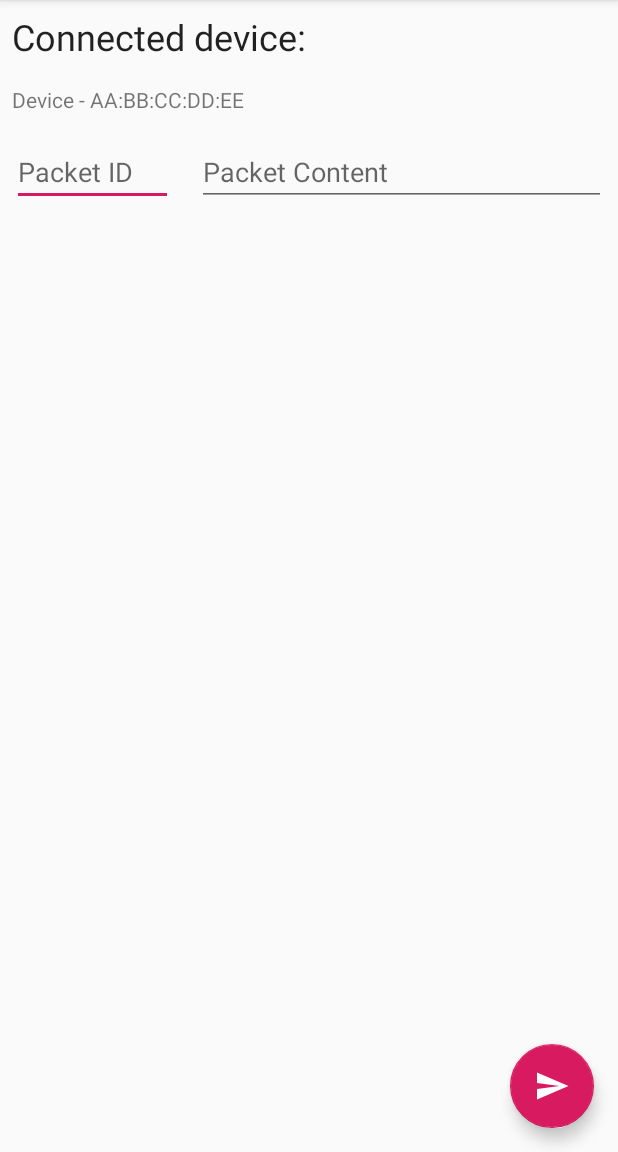
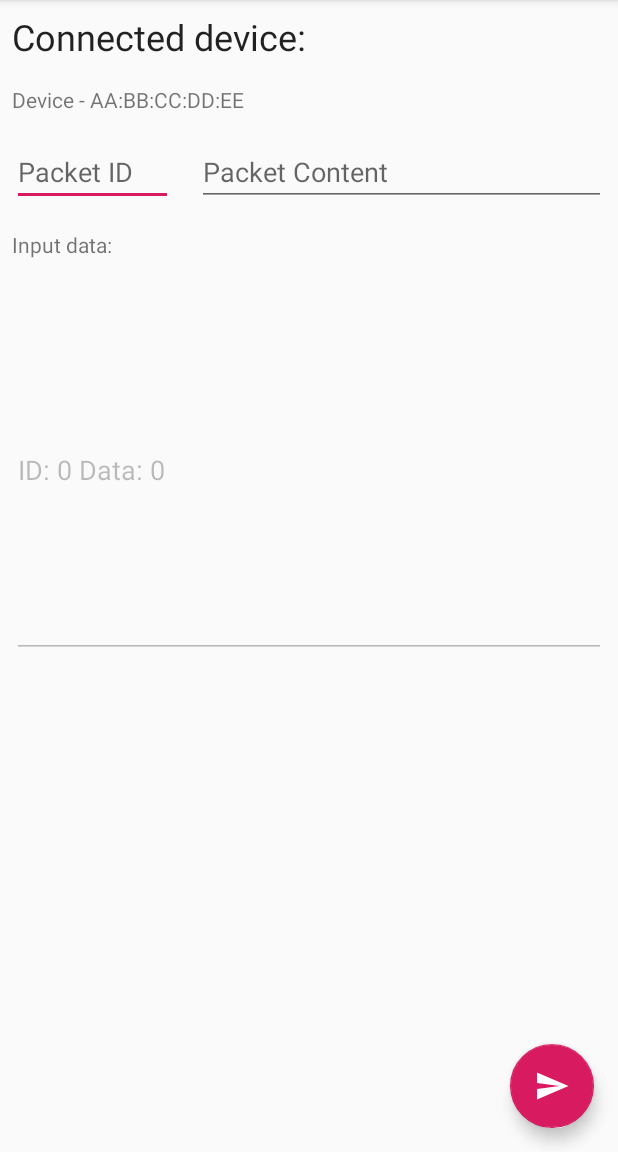
Before and after one commit to mads256c/AirballoonController, an Android app: the ControlDeviceActivity screen opened directly, with no data from a screen before it, on a phone screen of 412 x 824 dp, the part 84-1236 px from its top. Run offline under Robolectric (Android 15) with nearby library versions, the phone set to English and light mode, and no system bars; network calls fail; 8 statements that could not run were skipped.

Commit message:
meme big boi

```diff
--- a/app/src/main/java/com/aatg/elev/bluetoothdebugger/ControlDeviceActivity.java
+++ b/app/src/main/java/com/aatg/elev/bluetoothdebugger/ControlDeviceActivity.java
@@ -3,16 +3,22 @@ package com.aatg.elev.bluetoothdebugger;
 import android.bluetooth.BluetoothDevice;
 import android.bluetooth.BluetoothSocket;
 import android.content.Intent;
+import android.os.CountDownTimer;
+import android.os.Handler;
+import android.os.Looper;
 import android.support.design.widget.FloatingActionButton;
 import android.support.design.widget.Snackbar;
 import android.support.v7.app.AppCompatActivity;
 import android.os.Bundle;
+import android.text.Editable;
+import android.text.TextWatcher;
 import android.view.View;
 import android.widget.EditText;
 import android.widget.TextView;
 import android.widget.Toast;
 
 import java.io.IOException;
+import java.io.InputStream;
 import java.io.OutputStream;
 import java.util.ArrayList;
 import java.util.UUID;
@@ -23,10 +29,18 @@ public class ControlDeviceActivity extends AppCompatActivity {
 
     private EditText packetIdEditText;
     private EditText packetContentEditText;
+    private EditText inputEditText;
 
     private BluetoothDevice device;
     private BluetoothSocket socket;
     private OutputStream outputStream;
+    private ConnectedThread connectedThread;
+
+    private Handler bluetoothHandler;
+
+    private CountDownTimer countDownTimer;
+
+    private StringBuilder recDataString = new StringBuilder();
 
     private static final UUID MY_UUID = UUID.fromString("00001101-0000-1000-8000-00805F9B34FB");
 
@@ -42,11 +56,43 @@ public class ControlDeviceActivity extends AppCompatActivity {
                 Snackbar.make(view, "Sending packet", Snackbar.LENGTH_SHORT)
                         .setAction("Action", null).show();
 
-            sendPacket(Byte.parseByte(packetIdEditText.getText().toString()), Long.parseLong(packetContentEditText.getText().toString()));
+            sendPacket((byte)Integer.parseInt(packetIdEditText.getText().toString(), 16), Long.parseLong(packetContentEditText.getText().toString()));
             }
         });
         packetIdEditText = findViewById(R.id.editTextPacketId);
+
+        //Assign a TextWatcher to the EditText
+        packetIdEditText.addTextChangedListener(new TextWatcher()
+        {
+            @Override
+            public void onTextChanged(CharSequence s, int start, int before, int count){}
+
+            @Override
+            public void beforeTextChanged(CharSequence s, int start, int count,int after){}
+
+            //Right after the text is changed
+            @Override
+            public void afterTextChanged(Editable s)
+            {
+                //Store the text on a String
+                String text = s.toString();
+
+                //Get the length of the String
+                int length = s.length();
+
+                /*If the String length is bigger than zero and it's not
+                composed only by the following characters: A to F and/or 0 to 9 */
+                if(!text.matches("[a-fA-F0-9]+") && length > 0)
+                {
+                    //Delete the last character
+                    s.delete(length - 1, length);
+                }
+            }
+        });
+
         packetContentEditText = findViewById(R.id.editTextPacketContent);
+
+        inputEditText = findViewById(R.id.editTextInput);
 
         TextView deviceView = findViewById(R.id.textViewDevice);
 
@@ -56,6 +102,38 @@ public class ControlDeviceActivity extends AppCompatActivity {
         deviceView.setText(device.getName() + " - " + device.getAddress());
 
         connect();
+
+
+
+        bluetoothHandler = new Handler() {
+            public void handleMessage(android.os.Message msg) {
+                inputEditText.setText((String)msg.obj);
+
+            }
+        };
+
+//        InputStream stream = null;
+//        try {
+//            stream = socket.getInputStream();
+//        } catch (IOException e) {
+//            e.printStackTrace();
+//        }
+//
+//        while(true)
+//        {
+//            try {
+//
+//                int t = stream.read();
+//
+//                int i = stream.read();
+//
+//            } catch (IOException e) {
+//                e.printStackTrace();
+//            }
+//        }
+
+        connectedThread = new ConnectedThread(socket);
+        connectedThread.start();
     }
 
     private void connect()
@@ -89,8 +167,6 @@ public class ControlDeviceActivity extends AppCompatActivity {
             toast.show();
             finish();
         }
-
-
     }
 
     private void sendPacket(byte id, long content)
@@ -110,6 +186,7 @@ public class ControlDeviceActivity extends AppCompatActivity {
         //bytes[9] = (byte) ((content >> 64) & 0xFF);
 
         try {
+            outputStream.write(0xFF);
             outputStream.write(bytes);
         }
         catch (IOException e)
@@ -120,4 +197,83 @@ public class ControlDeviceActivity extends AppCompatActivity {
         }
 
     }
+
+    private class ConnectedThread extends Thread {
+        private InputStream inputStream;
+
+        public ConnectedThread(BluetoothSocket socket)
+        {
+            try{
+                inputStream = socket.getInputStream();
+            }
+            catch (IOException e)
+            {
+                Toast toast = Toast.makeText(getBaseContext(), "Error could not create input stream", Toast.LENGTH_LONG);
+                toast.show();
+                finish();
+            }
+
+        }
+
+        private void setText(final String value){
+            inputEditText.post(new Runnable() {
+                @Override
+                public void run() {
+                    inputEditText.setText(value);
+                }
+            });
+        }
+
+        private long result = 0;
+        private byte id = 0;
+
+        @Override
+        public void run() {
+            Looper.prepare();
+            try {
+
+                while(true)
+                {
+                    while (inputStream.read() != 0xFF) {}
+
+                    id = (byte)inputStream.read();
+
+                    int[] bytes = new int[8];
+
+                    for (byte i = 0; i < 8; i++)
+                    {
+                        bytes[i] = inputStream.read();
+                    }
+
+                    result = 0;
+                    for (byte i = 7; i >= 0; i--)
+                    {
+                        result <<= 8;
+                        result |= (long)bytes[i];
+                    }
+
+                    Toast.makeText(getBaseContext(), "ID: " + id + " Data: " + result, Toast.LENGTH_LONG).show();
+
+
+
+                    setText("ID: " + id + " Data: " + result);
+
+
+
+                    bluetoothHandler.obtainMessage(0, "ID: " + id + " Data: " + result + "\n");
+                }
+
+
+            }
+            catch (IOException e)
+            {
+                Toast toast = Toast.makeText(getBaseContext(), "Error could not read input stream", Toast.LENGTH_LONG);
+                toast.show();
+                finish();
+            }
+
+
+
+        }
+    }
 }
--- a/app/src/main/res/layout/activity_control_device.xml
+++ b/app/src/main/res/layout/activity_control_device.xml
@@ -42,7 +42,8 @@
                 android:layout_weight="1"
                 android:ems="10"
                 android:hint="Packet ID"
-                android:inputType="number"
+                android:inputType="text|textCapCharacters|textNoSuggestions"
+                android:maxLength="2"
                 android:singleLine="true" />
 
             <EditText
@@ -57,6 +58,25 @@
 
 
         </LinearLayout>
+
+        <TextView
+            android:id="@+id/textViewInput"
+            android:layout_width="match_parent"
+            android:layout_height="wrap_content"
+            android:layout_margin="8dp"
+            android:layout_weight="1"
+            android:text="Input data:" />
+
+        <EditText
+            android:id="@+id/editTextInput"
+            android:layout_width="match_parent"
+            android:layout_height="250dp"
+            android:layout_margin="8dp"
+            android:ems="10"
+            android:enabled="false"
+            android:inputType="textMultiLine"
+            android:text="dab" />
+
     </LinearLayout>
 
     <android.support.design.widget.FloatingActionButton
```
